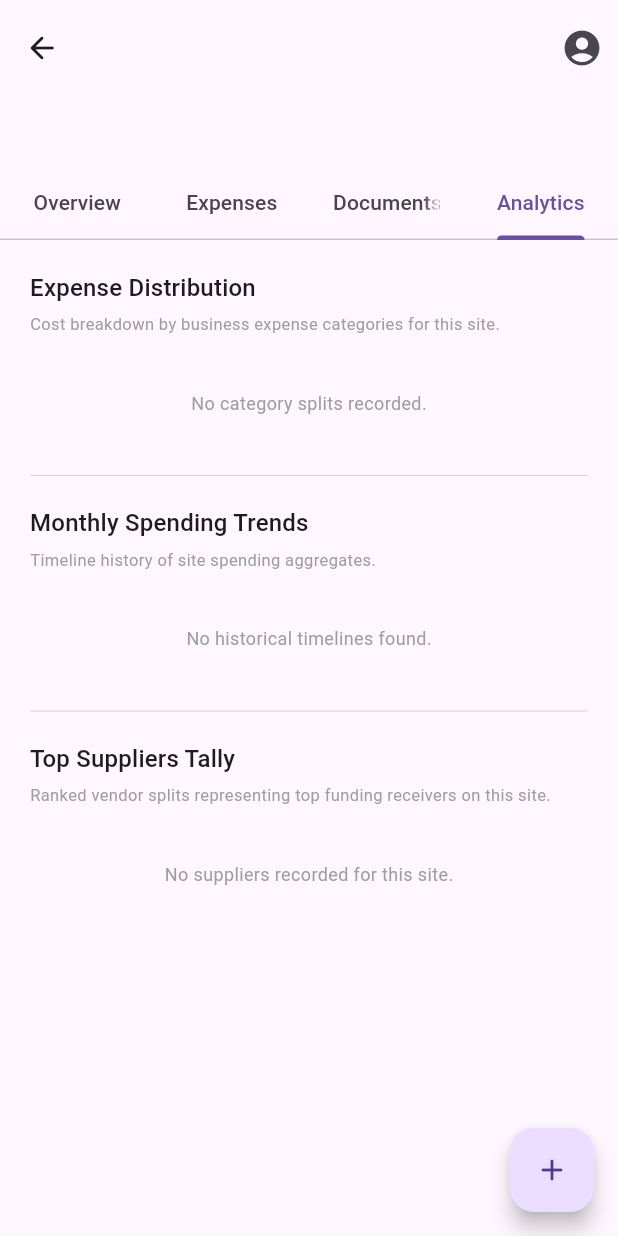
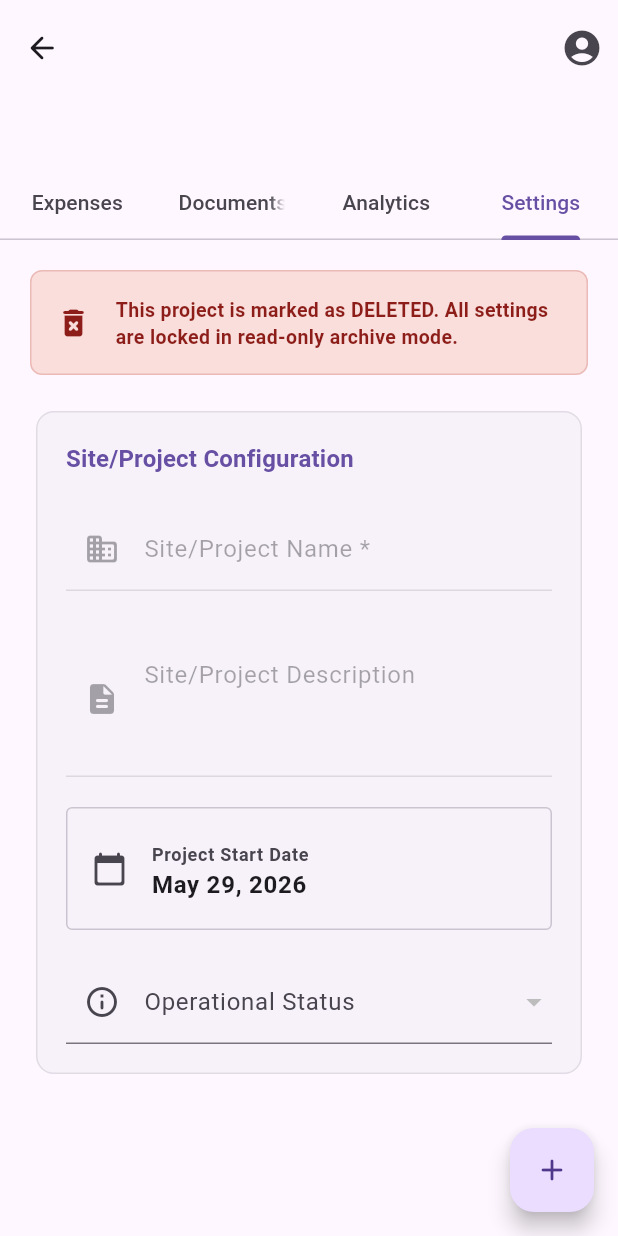
Before and after one commit to Pratik-1188/site_vault, a Flutter app: the SiteDetailScreen screen opened directly with empty values, tab 4 chosen, on a phone screen of 412 x 824 dp. Run offline on Flutter 3.47's test engine with Material 3 defaults, Android fonts, the phone set to English and light mode, and no system bars; our stand-ins replace file_picker, flutter_riverpod, go_router, image_picker, riverpod_annotation, supabase_flutter; accounts and stored records are empty; generated files the repository leaves out were written again.

Commit message:
site settings

```diff
--- a/lib/feature/site/repository/site_repository.dart
+++ b/lib/feature/site/repository/site_repository.dart
@@ -47,4 +47,32 @@ class SiteRepository extends BaseRepository {
       return Site.fromJson(response);
     });
   }
+
+  /// Updates a site's details in Supabase.
+  Future<Site> updateSite({
+    required String siteId,
+    required String name,
+    String? description,
+    required DateTime startedOn,
+    required String status,
+    DateTime? completedOn,
+  }) {
+    return safeCall('SiteRepository.updateSite', () async {
+      final response = await client
+          .from('sites')
+          .update({
+            'name': name,
+            'description': description,
+            'started_on': '${startedOn.year}-${startedOn.month.toString().padLeft(2, '0')}-${startedOn.day.toString().padLeft(2, '0')}',
+            'status': status,
+            'completed_on': completedOn != null
+                ? '${completedOn.year}-${completedOn.month.toString().padLeft(2, '0')}-${completedOn.day.toString().padLeft(2, '0')}'
+                : null,
+          })
+          .eq('id', siteId)
+          .select()
+          .single();
+      return Site.fromJson(response);
+    });
+  }
 }
--- a/lib/feature/site/screen/site_detail_screen.dart
+++ b/lib/feature/site/screen/site_detail_screen.dart
@@ -48,6 +48,10 @@ class _SiteDetailScreenState extends ConsumerState<SiteDetailScreen>
       TextEditingController();
   final TextEditingController _documentSearchController =
       TextEditingController();
+  TextEditingController? _nameEditController;
+  TextEditingController? _descEditController;
+  DateTime? _selectedStartDate;
+  String? _statusEditValue;
 
   @override
   void initState() {
@@ -61,6 +65,8 @@ class _SiteDetailScreenState extends ConsumerState<SiteDetailScreen>
     _tabController.dispose();
     _expenseSearchController.dispose();
     _documentSearchController.dispose();
+    _nameEditController?.dispose();
+    _descEditController?.dispose();
     super.dispose();
   }
 
@@ -105,110 +111,85 @@ class _SiteDetailScreenState extends ConsumerState<SiteDetailScreen>
     }
   }
 
-  String _getFirmName(String firmId) {
-    switch (firmId.toLowerCase()) {
-      case '0f140f6f-d994-4695-a838-bee13b3802f1':
-        return 'KK Electricals';
-      case '4e01a36a-87c0-4cca-9428-a2747a130c96':
-        return 'KK Solar';
-      case '169eceeb-dfc3-4535-b6ad-2e9f8eb884d3':
-        return 'KK Associates';
-      default:
-        return 'KK Group';
+
+
+  Future<void> _selectStartDate(BuildContext context) async {
+    final DateTime? picked = await showDatePicker(
+      context: context,
+      initialDate: _selectedStartDate ?? DateTime.now(),
+      firstDate: DateTime(2000),
+      lastDate: DateTime(2100),
+    );
+    if (picked != null && picked != _selectedStartDate) {
+      setState(() {
+        _selectedStartDate = picked;
+      });
     }
   }
 
-  void _showStatusUpdateDialog(BuildContext context, String firmId) {
-    showModalBottomSheet(
-      context: context,
-      showDragHandle: true,
-      builder: (BuildContext bc) {
-        return SafeArea(
-          child: Padding(
-            padding: const EdgeInsets.fromLTRB(24.0, 0.0, 24.0, 24.0),
-            child: Column(
-              mainAxisSize: MainAxisSize.min,
-              crossAxisAlignment: CrossAxisAlignment.start,
-              children: [
-                Text(
-                  'Update Site Status',
-                  style: Theme.of(context).textTheme.titleLarge,
-                ),
-                const SizedBox(height: 8),
-                Text(
-                  'Select the operational status for this project site. This affects filters and active logs.',
-                  style: Theme.of(context).textTheme.bodyMedium,
-                ),
-                const SizedBox(height: 24),
-                RadioListTile<String>(
-                  title: const Text('Active'),
-                  subtitle: const Text(
-                    'Site is actively running with ongoing expenses.',
-                  ),
-                  secondary: const Icon(Icons.play_arrow_rounded),
-                  value: 'active',
-                  groupValue: _currentStatus,
-                  onChanged: (val) {
-                    if (val != null) {
-                      setState(() => _currentStatus = val);
-                      Navigator.pop(context);
-                      ScaffoldMessenger.of(context).showSnackBar(
-                        const SnackBar(
-                          content: Text('Site status set to ACTIVE'),
-                          behavior: SnackBarBehavior.floating,
-                        ),
-                      );
-                    }
-                  },
-                ),
-                RadioListTile<String>(
-                  title: const Text('Completed'),
-                  subtitle: const Text(
-                    'Project is finished. Records are sealed.',
-                  ),
-                  secondary: const Icon(Icons.check_circle_outline_rounded),
-                  value: 'completed',
-                  groupValue: _currentStatus,
-                  onChanged: (val) {
-                    if (val != null) {
-                      setState(() => _currentStatus = val);
-                      Navigator.pop(context);
-                      ScaffoldMessenger.of(context).showSnackBar(
-                        const SnackBar(
-                          content: Text('Site status set to COMPLETED'),
-                          behavior: SnackBarBehavior.floating,
-                        ),
-                      );
-                    }
-                  },
-                ),
-                RadioListTile<String>(
-                  title: const Text('Deleted'),
-                  subtitle: const Text(
-                    'Site is deleted. Read-only review mode.',
-                  ),
-                  secondary: const Icon(Icons.archive_outlined),
-                  value: 'deleted',
-                  groupValue: _currentStatus,
-                  onChanged: (val) {
-                    if (val != null) {
-                      setState(() => _currentStatus = val);
-                      Navigator.pop(context);
-                      ScaffoldMessenger.of(context).showSnackBar(
-                        const SnackBar(
-                          content: Text('Site status set to DELETED'),
-                          behavior: SnackBarBehavior.floating,
-                        ),
-                      );
-                    }
-                  },
-                ),
-              ],
-            ),
+  bool _isSaving = false;
+
+  Future<void> _saveSiteSettings(String siteId) async {
+    final name = _nameEditController?.text.trim();
+    if (name == null || name.isEmpty) {
+      ScaffoldMessenger.of(context).showSnackBar(
+        const SnackBar(
+          content: Text('Please enter a site name'),
+          backgroundColor: Colors.redAccent,
+        ),
+      );
+      return;
+    }
+
+    setState(() => _isSaving = true);
+    try {
+      final description = _descEditController?.text.trim();
+      final status = _statusEditValue ?? 'active';
+      final startedOn = _selectedStartDate ?? DateTime.now();
+
+      DateTime? completedOn;
+      if (status == 'completed') {
+        completedOn = DateTime.now();
+      }
+
+      await ref.read(siteRepositoryProvider).updateSite(
+            siteId: siteId,
+            name: name,
+            description: description,
+            startedOn: startedOn,
+            status: status,
+            completedOn: completedOn,
+          );
+
+      ref.invalidate(siteDetailsProvider(siteId));
+      ref.invalidate(sitesProvider);
+
+      if (mounted) {
+        ScaffoldMessenger.of(context).showSnackBar(
+          const SnackBar(
+            content: Text('Site settings updated successfully!'),
+            behavior: SnackBarBehavior.floating,
           ),
         );
-      },
-    );
+      }
+
+      // Clear lazy controllers to force re-initialization on next build
+      setState(() {
+        _nameEditController = null;
+        _descEditController = null;
+        _selectedStartDate = null;
+        _statusEditValue = null;
+      });
+    } catch (e) {
+      if (mounted) {
+        final cleanMessage = SupabaseErrorInterceptor.handle(e, ref);
+        ScaffoldMessenger.of(context).showSnackBar(
+          SnackBar(content: Text(cleanMessage), backgroundColor: Colors.redAccent),
+        );
+      }
+    } finally {
+      if (mounted) setState(() => _isSaving = false);
+    }
   }
 
   /// Opens the add/edit expense form sheet
@@ -590,7 +571,6 @@ class _SiteDetailScreenState extends ConsumerState<SiteDetailScreen>
 
   Widget _buildMainContent(BuildContext context, Site site) {
     final baseColor = Theme.of(context).colorScheme.primary;
-    final isDarkMode = Theme.of(context).brightness == Brightness.dark;
 
     return Scaffold(
       body: NestedScrollView(
@@ -655,10 +635,10 @@ class _SiteDetailScreenState extends ConsumerState<SiteDetailScreen>
                 TabBar(
                   controller: _tabController,
                   tabs: const [
-                    Tab(text: 'Overview'),
                     Tab(text: 'Expenses'),
                     Tab(text: 'Documents'),
                     Tab(text: 'Analytics'),
+                    Tab(text: 'Settings'),
                   ],
                 ),
               ),
@@ -668,20 +648,20 @@ class _SiteDetailScreenState extends ConsumerState<SiteDetailScreen>
         body: TabBarView(
           controller: _tabController,
           children: [
-            _buildOverviewTab(site, isDarkMode),
             _buildExpensesTab(site, baseColor),
             _buildDocumentsTab(site, baseColor),
             _buildAnalyticsTab(site, baseColor),
+            _buildSettingsTab(site, baseColor),
           ],
         ),
       ),
       floatingActionButton: FloatingActionButton(
         onPressed: () {
           final tabIndex = _tabController.index;
-          if (tabIndex == 1) {
+          if (tabIndex == 0) {
             // Live Expense Creation Form sheet!
             _openExpenseFormSheet(context, site.id, site.firmId);
-          } else if (tabIndex == 2) {
+          } else if (tabIndex == 1) {
             // Live Document Upload Form sheet!
             _openDocumentUploadSheet(context, site.id, site.firmId);
           } else {
@@ -699,182 +679,217 @@ class _SiteDetailScreenState extends ConsumerState<SiteDetailScreen>
     );
   }
 
-  Widget _buildOverviewTab(Site site, bool isDarkMode) {
+  Widget _buildSettingsTab(Site site, Color baseColor) {
+    final theme = Theme.of(context);
+
+    // Initialize editing controllers lazily
+    _nameEditController ??= TextEditingController(text: site.name);
+    _descEditController ??= TextEditingController(text: site.description ?? '');
+    _selectedStartDate ??= site.startedOn ?? DateTime.now();
+    _statusEditValue ??= site.status;
+
+    final isEditable = site.status == 'active';
+
     return SingleChildScrollView(
       padding: const EdgeInsets.all(20.0),
       child: Column(
-        crossAxisAlignment: CrossAxisAlignment.start,
+        crossAxisAlignment: CrossAxisAlignment.stretch,
         children: [
-          // Project details card
+          // 1. Locked Banner Alert
+          if (!isEditable) ...[
+            Container(
+              padding: const EdgeInsets.all(16),
+              decoration: BoxDecoration(
+                color: theme.colorScheme.errorContainer,
+                borderRadius: AppRadius.brSm,
+                border: Border.all(
+                  color: theme.colorScheme.error.withValues(alpha: 0.2),
+                ),
+              ),
+              child: Row(
+                children: [
+                  Icon(
+                    site.status == 'completed' ? Icons.lock_rounded : Icons.delete_forever_rounded,
+                    color: theme.colorScheme.onErrorContainer,
+                    size: 24,
+                  ),
+                  const SizedBox(width: 16),
+                  Expanded(
+                    child: Text(
+                      site.status == 'completed'
+                          ? 'This project is marked as COMPLETED. Its settings and status are locked and cannot be modified.'
+                          : 'This project is marked as DELETED. All settings are locked in read-only archive mode.',
+                      style: TextStyle(
+                        color: theme.colorScheme.onErrorContainer,
+                        fontWeight: FontWeight.w600,
+                        fontSize: 13,
+                        height: 1.4,
+                      ),
+                    ),
+                  ),
+                ],
+              ),
+            ),
+            const SizedBox(height: 20),
+          ],
+
+          // 2. Main Form Card
           Card(
+            elevation: 0,
+            shape: RoundedRectangleBorder(
+              side: BorderSide(
+                color: theme.colorScheme.outlineVariant.withValues(alpha: 0.5),
+              ),
+              borderRadius: AppRadius.brMd,
+            ),
             child: Padding(
               padding: const EdgeInsets.all(20.0),
               child: Column(
                 crossAxisAlignment: CrossAxisAlignment.start,
                 children: [
                   Text(
-                    'About Project',
-                    style: Theme.of(context).textTheme.titleMedium,
-                  ),
-                  const SizedBox(height: 12),
-                  Text(
-                    site.description ??
-                        'No description provided for this site.',
-                    style: Theme.of(context).textTheme.bodyLarge?.copyWith(
-                      color: site.description == null ? Colors.grey : null,
-                      height: 1.5,
-                    ),
+                    'Site/Project Configuration',
+                    style: theme.textTheme.titleMedium?.copyWith(
+                      fontWeight: FontWeight.bold,
+                      color: baseColor,
+                    ),
+                  ),
+                  const SizedBox(height: 20),
+
+                  // Site Name Input
+                  TextFormField(
+                    controller: _nameEditController,
+                    enabled: isEditable,
+                    decoration: const InputDecoration(
+                      labelText: 'Site/Project Name *',
+                      prefixIcon: Icon(Icons.domain_rounded),
+                    ),
+                  ),
+                  const SizedBox(height: 20),
+
+                  // Site Description Input
+                  TextFormField(
+                    controller: _descEditController,
+                    enabled: isEditable,
+                    maxLines: 3,
+                    decoration: const InputDecoration(
+                      labelText: 'Site/Project Description',
+                      prefixIcon: Icon(Icons.description_rounded),
+                      alignLabelWithHint: true,
+                    ),
+                  ),
+                  const SizedBox(height: 20),
+
+                  // Site Start Date Input
+                  Container(
+                    decoration: BoxDecoration(
+                      color: isEditable
+                          ? Colors.transparent
+                          : theme.colorScheme.surfaceContainerLow.withValues(alpha: 0.5),
+                      border: Border.all(
+                        color: theme.colorScheme.outlineVariant,
+                      ),
+                      borderRadius: AppRadius.brXs,
+                    ),
+                    child: ListTile(
+                      enabled: isEditable,
+                      contentPadding: const EdgeInsets.symmetric(horizontal: 16, vertical: 4),
+                      title: Text(
+                        'Project Start Date',
+                        style: theme.textTheme.labelMedium?.copyWith(
+                          color: theme.colorScheme.onSurfaceVariant,
+                          fontWeight: FontWeight.bold,
+                        ),
+                      ),
+                      subtitle: Text(
+                        _selectedStartDate!.toReadableString(),
+                        style: theme.textTheme.bodyLarge?.copyWith(
+                          fontWeight: FontWeight.w600,
+                        ),
+                      ),
+                      leading: Icon(
+                        Icons.calendar_today_rounded,
+                        color: isEditable ? baseColor : theme.colorScheme.onSurfaceVariant,
+                      ),
+                      trailing: isEditable ? const Icon(Icons.edit_calendar_rounded) : null,
+                      onTap: isEditable ? () => _selectStartDate(context) : null,
+                    ),
+                  ),
+                  const SizedBox(height: 20),
+
+                  // Status Dropdown
+                  DropdownButtonFormField<String>(
+                    value: _statusEditValue,
+                    decoration: const InputDecoration(
+                      labelText: 'Operational Status',
+                      prefixIcon: Icon(Icons.info_outline_rounded),
+                    ),
+                    items: const [
+                      DropdownMenuItem(
+                        value: 'active',
+                        child: Text('Active (In Progress)'),
+                      ),
+                      DropdownMenuItem(
+                        value: 'completed',
+                        child: Text('Completed (Locked)'),
+                      ),
+                      DropdownMenuItem(
+                        value: 'deleted',
+                        child: Text('Deleted (Soft-Deleted & Locked)'),
+                      ),
+                    ],
+                    onChanged: isEditable
+                        ? (val) {
+                            if (val != null) {
+                              setState(() {
+                                _statusEditValue = val;
+                              });
+                            }
+                          }
+                        : null,
                   ),
                 ],
               ),
             ),
           ),
-          const SizedBox(height: 16),
-          // Timeline and Details Grid
-          Card(
-            child: Padding(
-              padding: const EdgeInsets.all(20.0),
-              child: Column(
-                crossAxisAlignment: CrossAxisAlignment.start,
-                children: [
-                  Text(
-                    'Timelines & Info',
-                    style: Theme.of(context).textTheme.titleMedium,
-                  ),
-                  const SizedBox(height: 16),
-                  _infoRow(
-                    Icons.play_arrow_rounded,
-                    'Started On',
-                    site.startedOn != null
-                        ? site.startedOn!.toReadableString()
-                        : 'Not started yet',
-                  ),
-                  const Divider(height: 24, thickness: 0.5),
-                  _infoRow(
-                    Icons.check_circle_outline_rounded,
-                    'Completed On',
-                    site.completedOn != null
-                        ? site.completedOn!.toReadableString()
-                        : 'Active (In progress)',
-                  ),
-                  const Divider(height: 24, thickness: 0.5),
-                  _infoRow(
-                    Icons.domain_rounded,
-                    'Parent Firm',
-                    _getFirmName(site.firmId),
-                  ),
-                  const Divider(height: 24, thickness: 0.5),
-                  _infoRow(Icons.fingerprint_rounded, 'Site UUID', site.id),
-                  const Divider(height: 24, thickness: 0.5),
-                  Row(
-                    mainAxisAlignment: MainAxisAlignment.spaceBetween,
-                    children: [
-                      Row(
-                        children: [
-                          Icon(
-                            Icons.info_outline_rounded,
-                            size: 20,
-                            color: Theme.of(
-                              context,
-                            ).colorScheme.primary.withValues(alpha: 0.7),
-                          ),
-                          const SizedBox(width: 12),
-                          Column(
-                            crossAxisAlignment: CrossAxisAlignment.start,
-                            children: [
-                              Text(
-                                'Status',
-                                style: Theme.of(context).textTheme.bodyMedium
-                                    ?.copyWith(
-                                      fontWeight: FontWeight.bold,
-                                      color: Theme.of(
-                                        context,
-                                      ).colorScheme.onSurface,
-                                    ),
-                              ),
-                              const SizedBox(height: 2),
-                              Text(
-                                'Current site status',
-                                style: Theme.of(context).textTheme.labelSmall
-                                    ?.copyWith(
-                                      color: Theme.of(
-                                        context,
-                                      ).colorScheme.onSurfaceVariant,
-                                    ),
-                              ),
-                            ],
-                          ),
-                        ],
-                      ),
-                      ActionChip(
-                        avatar: const Icon(Icons.circle, size: 8),
-                        label: Row(
-                          mainAxisSize: MainAxisSize.min,
-                          children: [
-                            Text(
-                              _currentStatus.toUpperCase(),
-                              style: const TextStyle(
-                                fontSize: 9,
-                                fontWeight: FontWeight.bold,
-                              ),
-                            ),
-                            const SizedBox(width: 4),
-                            const Icon(
-                              Icons.keyboard_arrow_down_rounded,
-                              size: 12,
-                            ),
-                          ],
+          const SizedBox(height: 24),
+
+          // 3. Save Button
+          if (isEditable)
+            SizedBox(
+              width: double.infinity,
+              height: 52,
+              child: ElevatedButton.icon(
+                onPressed: _isSaving ? null : () => _saveSiteSettings(site.id),
+                style: ElevatedButton.styleFrom(
+                  backgroundColor: baseColor,
+                  foregroundColor: Colors.white,
+                  shape: RoundedRectangleBorder(
+                    borderRadius: AppRadius.brSm,
+                  ),
+                ),
+                icon: _isSaving
+                    ? const SizedBox(
+                        width: 20,
+                        height: 20,
+                        child: CircularProgressIndicator(
+                          strokeWidth: 2,
+                          color: Colors.white,
                         ),
-                        onPressed: () =>
-                            _showStatusUpdateDialog(context, site.firmId),
-                      ),
-                    ],
-                  ),
-                ],
+                      )
+                    : const Icon(Icons.save_rounded),
+                iconAlignment: IconAlignment.start,
+                label: const Text(
+                  'SAVE SITE CONFIGURATION',
+                  style: TextStyle(fontWeight: FontWeight.bold, fontSize: 14),
+                ),
               ),
             ),
-          ),
         ],
       ),
     );
   }
 
-  Widget _infoRow(IconData icon, String title, String value) {
-    return Row(
-      crossAxisAlignment: CrossAxisAlignment.start,
-      children: [
-        Icon(
-          icon,
-          size: 20,
-          color: Theme.of(context).colorScheme.primary.withValues(alpha: 0.7),
-        ),
-        const SizedBox(width: 12),
-        Expanded(
-          child: Column(
-            crossAxisAlignment: CrossAxisAlignment.start,
-            children: [
-              Text(
-                title,
-                style: Theme.of(context).textTheme.bodyMedium?.copyWith(
-                  color: Theme.of(
-                    context,
-                  ).textTheme.bodyMedium?.color?.withValues(alpha: 0.5),
-                  fontSize: 12,
-                ),
-              ),
-              const SizedBox(height: 2),
-              Text(
-                value,
-                style: Theme.of(
-                  context,
-                ).textTheme.bodyLarge?.copyWith(fontWeight: FontWeight.w600),
-              ),
-            ],
-          ),
-        ),
-      ],
-    );
-  }
 
   Widget _buildExpensesTab(Site site, Color baseColor) {
     final expensesAsync = ref.watch(filteredSiteExpensesProvider(site.id));
```
